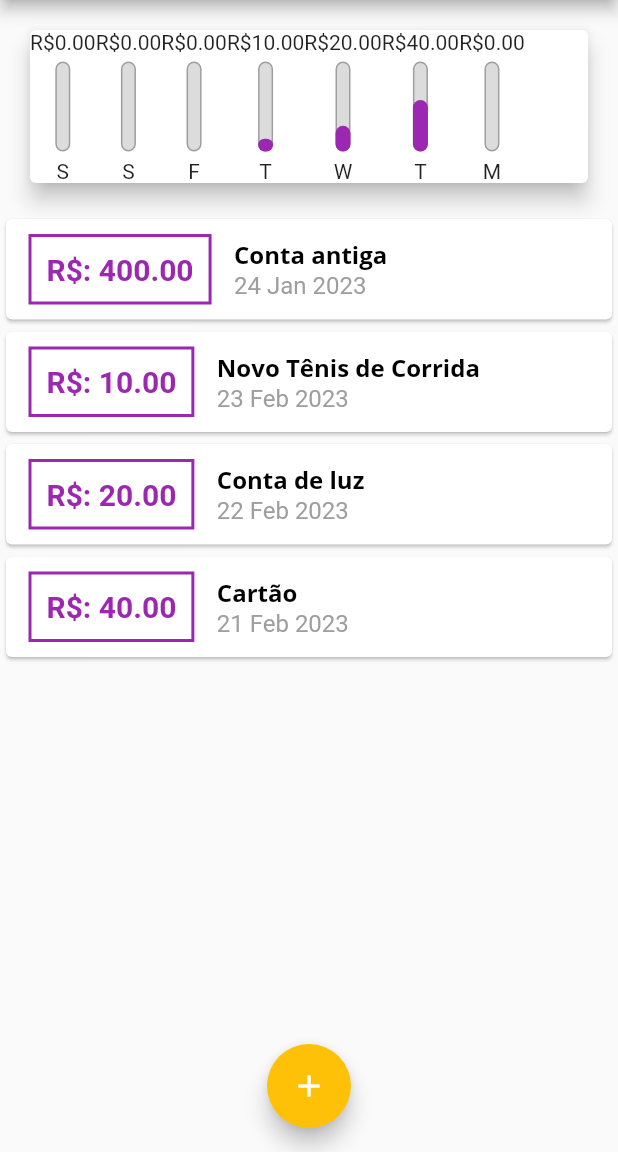
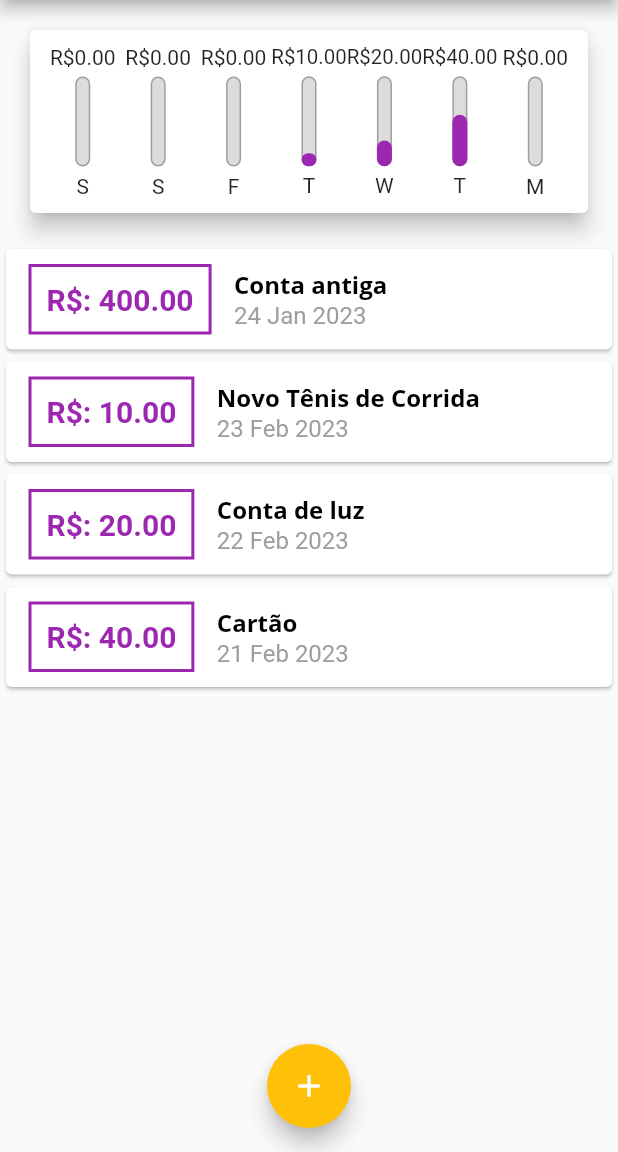
Before and after one commit to oTalDoHud/controle_gastos, a Flutter app: the screen it shows after launch, on a phone screen of 412 x 824 dp, the part 84-1236 px from its top. Run offline on Flutter 3.47's test engine with Material 2 defaults, Android fonts, the phone set to English and light mode, and no system bars.

Commit message:
Flexible

```diff
--- a/lib/components/chart.dart
+++ b/lib/components/chart.dart
@@ -51,15 +51,21 @@
     return Card(
       elevation: 6,
       margin: const EdgeInsets.all(20),
+      child: Padding(
+        padding: const EdgeInsets.all(10.0),
         child: Row(
+          mainAxisAlignment: MainAxisAlignment.spaceAround,
           children: groupedTransactions.map((tra) {
-          // return Text("${tra["day"]} ${tra["value"]} - ");
-          return ChartBar(
+            return Flexible(
+              fit: FlexFit.tight,
+              child: ChartBar(
                 value: tra["value"] as double,
                 percentage: (tra["value"] as double) / _weekTotalValue,
                 label: tra["day"].toString(),
+              ),
             );
           }).toList(),
+        ),
       ),
     );
   }
--- a/lib/components/chart_bar.dart
+++ b/lib/components/chart_bar.dart
@@ -16,7 +16,9 @@
   Widget build(BuildContext context) {
     return Column(
       children: [
-        Text("R\$${value.toStringAsFixed(2)}"),
+        FittedBox(
+          child: Text("R\$${value.toStringAsFixed(2)}"),
+        ),
         const SizedBox(height: 5),
         SizedBox(
           height: 60,
```
Lines whose indentation alone changed are shown as unchanged.
